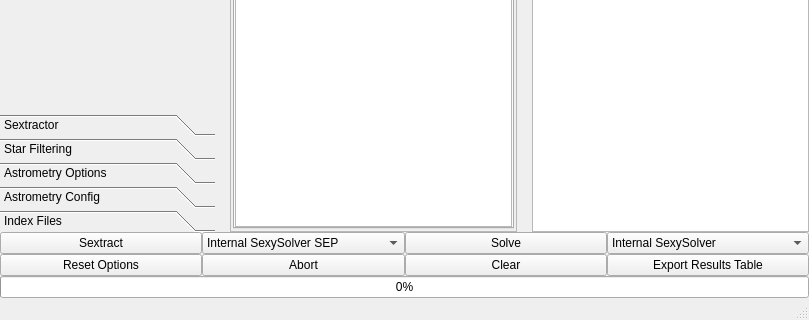
First picture: the form in mainwindow.ui, repository rlancaste/stellarsolver, before the edit; both pictures show x 0 to 809 and y 358 to 678 of the 809 by 678 pixel window.
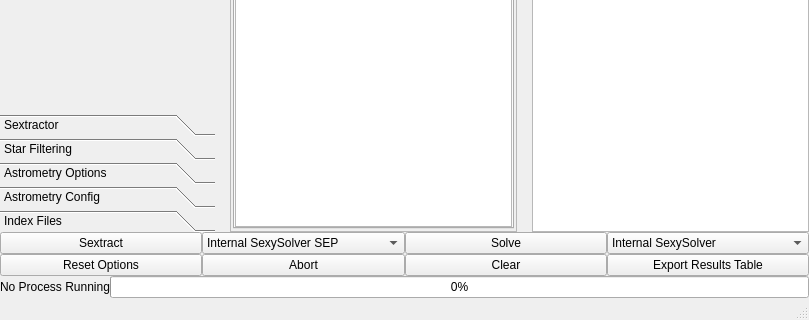
Second picture: the form after the edit. Custom widgets are drawn as their Qt base class.

Commit message: Adding a process timer display, adding in || to table

The edit to the form file:
```diff
--- a/mainwindow.ui
+++ b/mainwindow.ui
@@ -1559,6 +1559,36 @@
      </layout>
     </item>
     <item>
+     <layout class="QHBoxLayout" name="horizontalLayout_6">
+      <property name="spacing">
+       <number>0</number>
+      </property>
+      <property name="sizeConstraint">
+       <enum>QLayout::SetDefaultConstraint</enum>
+      </property>
+      <property name="topMargin">
+       <number>0</number>
+      </property>
+      <item>
+       <widget class="QLabel" name="status">
+        <property name="sizePolicy">
+         <sizepolicy hsizetype="Preferred" vsizetype="Fixed">
+          <horstretch>0</horstretch>
+          <verstretch>0</verstretch>
+         </sizepolicy>
+        </property>
+        <property name="maximumSize">
+         <size>
+          <width>16777215</width>
+          <height>15</height>
+         </size>
+        </property>
+        <property name="text">
+         <string>No Process Running</string>
+        </property>
+       </widget>
+      </item>
+      <item>
      <widget class="QProgressBar" name="progressBar">
       <property name="maximum">
        <number>10</number>
@@ -1567,6 +1597,8 @@
        <number>0</number>
       </property>
      </widget>
+      </item>
+     </layout>
     </item>
    </layout>
   </widget>
```
Lines whose indentation alone changed are shown as unchanged. The commit also changes 4 other files.
